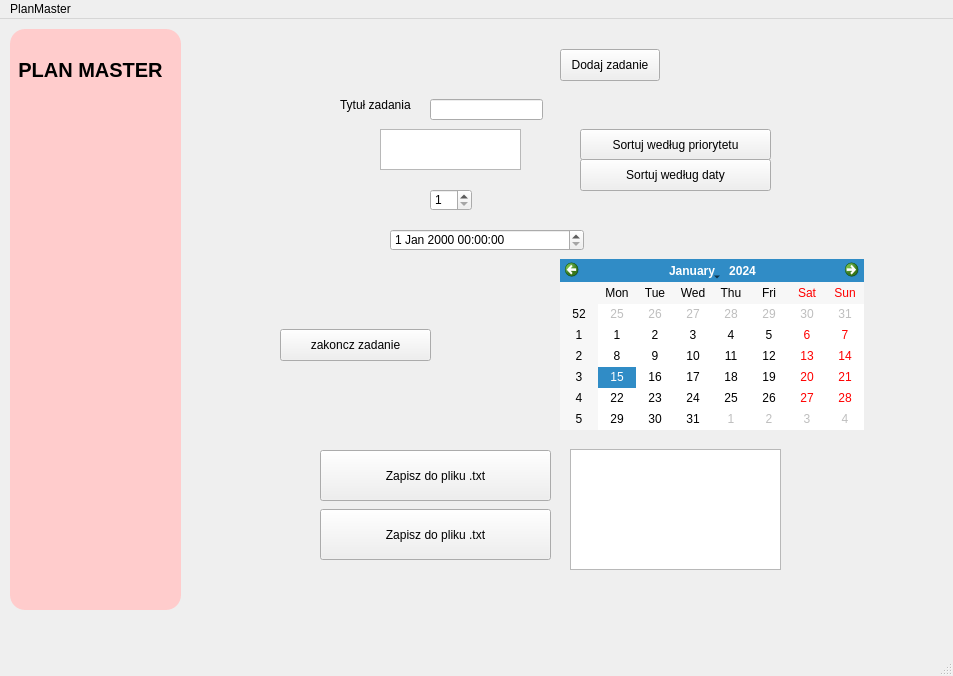
The window that PlanMaster/mainwindow.ui (nkarolczyk/PlanMaster) describes before a commit, drawn with Qt 5.
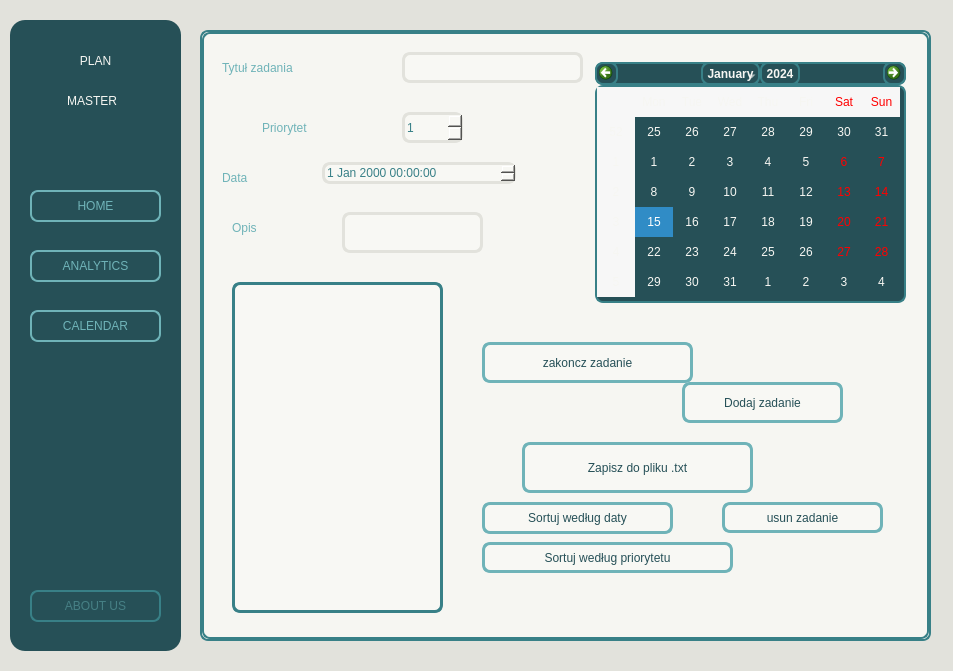
The same window after the commit.

Commit message: gui juz ze stylami podgladowe i naprawione wszystkie błedy z main

```diff
--- a/PlanMaster/mainwindow.ui
+++ b/PlanMaster/mainwindow.ui
@@ -7,7 +7,7 @@
     <x>0</x>
     <y>0</y>
     <width>953</width>
-    <height>676</height>
+    <height>671</height>
    </rect>
   </property>
   <property name="maximumSize">
@@ -20,89 +20,94 @@
    <string>MainWindow</string>
   </property>
   <property name="styleSheet">
-   <string notr="true"/>
+   <string notr="true">background-color: #e2e2dc;    
+     </string>
   </property>
   <widget class="QWidget" name="centralwidget">
    <property name="styleSheet">
     <string notr="true"/>
    </property>
-   <widget class="QLabel" name="titleLabel">
+   <widget class="QStackedWidget" name="stackedWidget">
     <property name="geometry">
      <rect>
-      <x>340</x>
-      <y>70</y>
-      <width>91</width>
-      <height>31</height>
+      <x>200</x>
+      <y>30</y>
+      <width>731</width>
+      <height>611</height>
      </rect>
     </property>
-    <property name="text">
-     <string>Tytuł zadania</string>
+    <property name="styleSheet">
+     <string notr="true">background-color: #f6f6f2;
+border: 2px solid #388087; 
+border-radius: 8px;  </string>
     </property>
-   </widget>
-   <widget class="QLabel" name="descriptionLabel">
-    <property name="geometry">
-     <rect>
-      <x>130</x>
-      <y>140</y>
-      <width>58</width>
-      <height>16</height>
-     </rect>
+    <property name="currentIndex">
+     <number>0</number>
     </property>
-    <property name="text">
-     <string>Opis</string>
-    </property>
-   </widget>
-   <widget class="QLabel" name="priorityLabel">
+    <widget class="QWidget" name="home">
+     <widget class="QPushButton" name="addButton">
     <property name="geometry">
      <rect>
-      <x>130</x>
-      <y>190</y>
-      <width>58</width>
-      <height>16</height>
-     </rect>
-    </property>
-    <property name="text">
-     <string>Priorytet</string>
-    </property>
-   </widget>
-   <widget class="QLabel" name="dateLabel">
-    <property name="geometry">
-     <rect>
-      <x>130</x>
-      <y>230</y>
-      <width>58</width>
-      <height>16</height>
-     </rect>
-    </property>
-    <property name="text">
-     <string>Data</string>
-    </property>
-   </widget>
-   <widget class="QLineEdit" name="titleInput">
-    <property name="geometry">
-     <rect>
-      <x>430</x>
-      <y>80</y>
-      <width>113</width>
-      <height>21</height>
+        <x>480</x>
+        <y>350</y>
+        <width>161</width>
+        <height>41</height>
      </rect>
     </property>
     <property name="focusPolicy">
      <enum>Qt::StrongFocus</enum>
+      </property>
+      <property name="styleSheet">
+       <string notr="true">background-color: #f8f8f4;      
+border: 3px solid #6FB3B8;     
+border-radius: 8px;              
+font: 700 22pt &quot;Optima&quot;;
+color: rgb(38, 80, 87);</string>
+      </property>
+      <property name="text">
+       <string>Dodaj zadanie</string>
+      </property>
+     </widget>
+     <widget class="QTextEdit" name="descriptionInput">
+      <property name="geometry">
+       <rect>
+        <x>140</x>
+        <y>180</y>
+        <width>141</width>
+        <height>41</height>
+       </rect>
+      </property>
+      <property name="focusPolicy">
+       <enum>Qt::ClickFocus</enum>
+      </property>
+      <property name="styleSheet">
+       <string notr="true">background-color: #f8f8f4;      
+border: 3px solid #e2e2dc;     
+border-radius: 8px;                      
+font: 700 18pt &quot;Optima&quot;;
+color: rgb(38, 80, 87); 
+</string>
     </property>
    </widget>
    <widget class="QSpinBox" name="priorityInput">
     <property name="geometry">
      <rect>
-      <x>430</x>
-      <y>170</y>
-      <width>42</width>
-      <height>22</height>
+        <x>200</x>
+        <y>80</y>
+        <width>61</width>
+        <height>31</height>
      </rect>
     </property>
     <property name="focusPolicy">
      <enum>Qt::StrongFocus</enum>
     </property>
+      <property name="styleSheet">
+       <string notr="true">font: 700 italic 30pt &quot;Optima&quot;;
+color: #388087;
+background-color: #f8f8f4;      
+border: 3px solid #e2e2dc;     
+border-radius: 8px;              </string>
+      </property>
     <property name="minimum">
      <number>1</number>
     </property>
@@ -110,56 +115,51 @@
      <number>10</number>
     </property>
    </widget>
-   <widget class="QDateTimeEdit" name="dateInput">
+     <widget class="QLabel" name="titleLabel">
     <property name="geometry">
      <rect>
-      <x>390</x>
-      <y>210</y>
-      <width>194</width>
-      <height>22</height>
-     </rect>
-    </property>
-    <property name="focusPolicy">
-     <enum>Qt::StrongFocus</enum>
-    </property>
-   </widget>
-   <widget class="QPushButton" name="addButton">
-    <property name="geometry">
-     <rect>
-      <x>560</x>
-      <y>30</y>
-      <width>100</width>
-      <height>32</height>
-     </rect>
-    </property>
-    <property name="focusPolicy">
-     <enum>Qt::StrongFocus</enum>
-    </property>
+        <x>20</x>
+        <y>20</y>
+        <width>181</width>
+        <height>31</height>
+       </rect>
+      </property>
+      <property name="styleSheet">
+       <string notr="true">font: 700 italic 30pt &quot;Optima&quot;;
+color: #6FB3B8;
+border: none;</string>
+      </property>
     <property name="text">
-     <string>Dodaj zadanie</string>
-    </property>
-   </widget>
-   <widget class="QPushButton" name="sortPriorityButton">
+       <string>Tytuł zadania</string>
+      </property>
+     </widget>
+     <widget class="QLineEdit" name="titleInput">
     <property name="geometry">
      <rect>
-      <x>580</x>
-      <y>110</y>
-      <width>191</width>
+        <x>200</x>
+        <y>20</y>
+        <width>181</width>
       <height>31</height>
      </rect>
     </property>
     <property name="focusPolicy">
      <enum>Qt::StrongFocus</enum>
     </property>
-    <property name="text">
-     <string>Sortuj według priorytetu</string>
+      <property name="styleSheet">
+       <string notr="true">background-color: #f8f8f4;      
+border: 3px solid #e2e2dc;     
+border-radius: 8px;                      
+font: 700 18pt &quot;Optima&quot;;
+color: rgb(38, 80, 87); 
+
+</string>
     </property>
    </widget>
    <widget class="QPushButton" name="sortDateButton">
     <property name="geometry">
      <rect>
-      <x>580</x>
-      <y>140</y>
+        <x>280</x>
+        <y>470</y>
       <width>191</width>
       <height>32</height>
      </rect>
@@ -167,157 +167,397 @@
     <property name="focusPolicy">
      <enum>Qt::StrongFocus</enum>
     </property>
+      <property name="styleSheet">
+       <string notr="true">background-color: #f8f8f4;      
+border: 3px solid #6FB3B8;     
+border-radius: 8px;              
+font: 700 22pt &quot;Optima&quot;;
+color: rgb(38, 80, 87);</string>
+      </property>
     <property name="text">
      <string>Sortuj według daty</string>
     </property>
    </widget>
-   <widget class="QListWidget" name="taskList">
+     <widget class="QPushButton" name="sortPriorityButton">
     <property name="geometry">
      <rect>
-      <x>570</x>
-      <y>430</y>
+        <x>280</x>
+        <y>510</y>
+        <width>251</width>
+        <height>31</height>
+       </rect>
+      </property>
+      <property name="focusPolicy">
+       <enum>Qt::StrongFocus</enum>
+      </property>
+      <property name="styleSheet">
+       <string notr="true">background-color: #f8f8f4;      
+border: 3px solid #6FB3B8;     
+border-radius: 8px;              
+font: 700 22pt &quot;Optima&quot;;
+color: rgb(38, 80, 87);</string>
+      </property>
+      <property name="text">
+       <string>Sortuj według priorytetu</string>
+      </property>
+     </widget>
+     <widget class="QDateTimeEdit" name="dateInput">
+      <property name="geometry">
+       <rect>
+        <x>120</x>
+        <y>130</y>
+        <width>194</width>
+        <height>22</height>
+       </rect>
+      </property>
+      <property name="focusPolicy">
+       <enum>Qt::StrongFocus</enum>
+      </property>
+      <property name="styleSheet">
+       <string notr="true">font: 700 italic 20pt &quot;Optima&quot;;
+color: #388087;
+background-color: #f8f8f4;      
+border: 3px solid #e2e2dc;     
+border-radius: 8px;              </string>
+      </property>
+     </widget>
+     <widget class="QPushButton" name="btnCompleteTask">
+      <property name="geometry">
+       <rect>
+        <x>280</x>
+        <y>310</y>
       <width>211</width>
-      <height>121</height>
-     </rect>
-    </property>
-    <property name="focusPolicy">
-     <enum>Qt::StrongFocus</enum>
-    </property>
-   </widget>
-   <widget class="QTextEdit" name="descriptionInput">
-    <property name="geometry">
-     <rect>
-      <x>380</x>
-      <y>110</y>
-      <width>141</width>
       <height>41</height>
      </rect>
     </property>
-    <property name="focusPolicy">
-     <enum>Qt::ClickFocus</enum>
+      <property name="styleSheet">
+       <string notr="true">background-color: #f8f8f4;      
+border: 3px solid #6FB3B8;     
+border-radius: 8px;              
+font: 700 22pt &quot;Optima&quot;;
+color: rgb(38, 80, 87);</string>
+      </property>
+      <property name="text">
+       <string>zakoncz zadanie</string>
     </property>
    </widget>
    <widget class="QCalendarWidget" name="calendarWidget">
     <property name="geometry">
      <rect>
-      <x>560</x>
-      <y>240</y>
-      <width>304</width>
-      <height>171</height>
-     </rect>
-    </property>
+        <x>393</x>
+        <y>30</y>
+        <width>311</width>
+        <height>241</height>
+       </rect>
+      </property>
+      <property name="styleSheet">
+       <string notr="true">background-color: rgb(38, 80, 87);
+color: #f6f6f2;</string>
+      </property>
    </widget>
    <widget class="QPushButton" name="btnExportToTxt">
     <property name="geometry">
      <rect>
       <x>320</x>
-      <y>431</y>
+        <y>410</y>
       <width>231</width>
       <height>51</height>
      </rect>
     </property>
+      <property name="styleSheet">
+       <string notr="true">background-color: #f8f8f4;      
+border: 3px solid #6FB3B8;     
+border-radius: 8px;              
+font: 700 22pt &quot;Optima&quot;;
+color: rgb(38, 80, 87);</string>
+      </property>
     <property name="text">
      <string>Zapisz do pliku .txt</string>
     </property>
    </widget>
-   <widget class="QPushButton" name="btnImportToTx">
+     <widget class="QListWidget" name="taskList">
     <property name="geometry">
      <rect>
-      <x>320</x>
-      <y>490</y>
-      <width>231</width>
-      <height>51</height>
-     </rect>
-    </property>
-    <property name="text">
-     <string>Zapisz do pliku .txt</string>
+        <x>30</x>
+        <y>250</y>
+        <width>211</width>
+        <height>331</height>
+       </rect>
+      </property>
+      <property name="focusPolicy">
+       <enum>Qt::StrongFocus</enum>
+      </property>
+      <property name="styleSheet">
+       <string notr="true">background-color: #f8f8f4;      
+border: 3px solid #388087; 
+border-radius: 8px;                      
+font: 700 18pt &quot;Optima&quot;;
+color: rgb(38, 80, 87); 
+</string>
     </property>
    </widget>
    <widget class="QPushButton" name="btnRemoveTask">
     <property name="geometry">
      <rect>
-      <x>70</x>
-      <y>280</y>
-      <width>100</width>
-      <height>32</height>
-     </rect>
-    </property>
+        <x>520</x>
+        <y>470</y>
+        <width>161</width>
+        <height>31</height>
+       </rect>
+      </property>
+      <property name="styleSheet">
+       <string notr="true">background-color: #f8f8f4;      
+border: 3px solid #6FB3B8;     
+border-radius: 8px;              
+font: 700 22pt &quot;Optima&quot;;
+color: rgb(38, 80, 87);</string>
+      </property>
     <property name="text">
      <string>usun zadanie</string>
     </property>
    </widget>
-   <widget class="QPushButton" name="btnCompleteTask">
+     <widget class="QLabel" name="dateLabel">
     <property name="geometry">
      <rect>
-      <x>280</x>
-      <y>310</y>
-      <width>151</width>
-      <height>32</height>
-     </rect>
-    </property>
+        <x>20</x>
+        <y>130</y>
+        <width>71</width>
+        <height>31</height>
+       </rect>
+      </property>
+      <property name="styleSheet">
+       <string notr="true">font: 700 italic 30pt &quot;Optima&quot;;
+color: #6FB3B8;
+border: none;</string>
+      </property>
     <property name="text">
-     <string>zakoncz zadanie</string>
-    </property>
+       <string>Data</string>
+      </property>
+     </widget>
+     <widget class="QLabel" name="priorityLabel">
+      <property name="geometry">
+       <rect>
+        <x>60</x>
+        <y>80</y>
+        <width>121</width>
+        <height>31</height>
+       </rect>
+      </property>
+      <property name="styleSheet">
+       <string notr="true">font: 700 italic 30pt &quot;Optima&quot;;
+color: #6FB3B8;
+border: none;</string>
+      </property>
+      <property name="text">
+       <string>Priorytet</string>
+      </property>
+     </widget>
+     <widget class="QLabel" name="descriptionLabel">
+      <property name="geometry">
+       <rect>
+        <x>30</x>
+        <y>180</y>
+        <width>81</width>
+        <height>31</height>
+       </rect>
+      </property>
+      <property name="styleSheet">
+       <string notr="true">font: 700 italic 30pt &quot;Optima&quot;;
+color: #6FB3B8;
+border: none;</string>
+      </property>
+      <property name="text">
+       <string>Opis</string>
+      </property>
+     </widget>
+    </widget>
+    <widget class="QWidget" name="about">
+     <widget class="QLabel" name="label_5">
+      <property name="geometry">
+       <rect>
+        <x>100</x>
+        <y>60</y>
+        <width>131</width>
+        <height>51</height>
+       </rect>
+      </property>
+      <property name="styleSheet">
+       <string notr="true">font: 700 italic 40pt &quot;Optima&quot;;
+color: #388087;
+border: none;</string>
+      </property>
+      <property name="text">
+       <string>O NAS </string>
+      </property>
+     </widget>
+    </widget>
+    <widget class="QWidget" name="analitics">
+     <widget class="QLabel" name="label_3">
+      <property name="geometry">
+       <rect>
+        <x>220</x>
+        <y>60</y>
+        <width>211</width>
+        <height>101</height>
+       </rect>
+      </property>
+      <property name="styleSheet">
+       <string notr="true">font: 700 italic 40pt &quot;Optima&quot;;
+color: #388087;
+border: none;</string>
+      </property>
+      <property name="text">
+       <string>ANALITICS</string>
+      </property>
+     </widget>
+    </widget>
+    <widget class="QWidget" name="calendar">
+     <widget class="QLabel" name="label_4">
+      <property name="geometry">
+       <rect>
+        <x>190</x>
+        <y>125</y>
+        <width>221</width>
+        <height>101</height>
+       </rect>
+      </property>
+      <property name="styleSheet">
+       <string notr="true">font: 700 italic 40pt &quot;Optima&quot;;
+color: #388087;
+border: none;</string>
+      </property>
+      <property name="text">
+       <string>CALENDAR</string>
+      </property>
+     </widget>
+    </widget>
    </widget>
    <widget class="QWidget" name="sidebar" native="true">
     <property name="geometry">
      <rect>
       <x>10</x>
-      <y>10</y>
+      <y>20</y>
       <width>171</width>
-      <height>581</height>
+      <height>631</height>
      </rect>
     </property>
     <property name="styleSheet">
-     <string notr="true">background-color: #ffcccc; /* Jasno-czerwone tło */
-width: 250px; /* Szerokość sidebaru */
-height: 100vh; /* Wysokość na całą stronę */
-border-radius: 15px; /* Zaokrąglone boki */
-box-shadow: 0 4px 8px rgba(0, 0, 0, 0.2); /* Delikatny cień */
-overflow-y: auto; /* Dodaje przewijanie, jeśli treść jest za długa */
+     <string notr="true">background-color: rgb(38, 80, 87); 
+border-radius: 15px; 
 </string>
     </property>
-    <widget class="QLabel" name="label">
+    <widget class="QPushButton" name="btnAbout">
      <property name="geometry">
       <rect>
-       <x>0</x>
+       <x>20</x>
+       <y>570</y>
+       <width>131</width>
+       <height>32</height>
+      </rect>
+     </property>
+     <property name="styleSheet">
+      <string notr="true">font: 700 20pt &quot;Optima&quot;;
+color: #468085;
+border: 2px solid #388087; 
+border-radius: 8px;  </string>
+     </property>
+     <property name="text">
+      <string>ABOUT US</string>
+     </property>
+    </widget>
+    <widget class="QPushButton" name="btnHome">
+     <property name="geometry">
+      <rect>
+       <x>20</x>
+       <y>170</y>
+       <width>131</width>
+       <height>32</height>
+      </rect>
+     </property>
+     <property name="styleSheet">
+      <string notr="true">font: 700 23pt &quot;Optima&quot;;
+color: #6fb3b8;
+border: 2px solid #6fb3b8; 
+border-radius: 8px;  </string>
+     </property>
+     <property name="text">
+      <string>HOME</string>
+     </property>
+    </widget>
+    <widget class="QPushButton" name="btnAnalytics">
+     <property name="geometry">
+      <rect>
+       <x>20</x>
+       <y>230</y>
+       <width>131</width>
+       <height>32</height>
+      </rect>
+     </property>
+     <property name="styleSheet">
+      <string notr="true">font: 700 23pt &quot;Optima&quot;;
+color: #6fb3b8;
+border: 2px solid #6fb3b8; 
+border-radius: 8px;  </string>
+     </property>
+     <property name="text">
+      <string>ANALYTICS</string>
+     </property>
+    </widget>
+    <widget class="QPushButton" name="btnCalendar">
+     <property name="geometry">
+      <rect>
+       <x>20</x>
+       <y>290</y>
+       <width>131</width>
+       <height>32</height>
+      </rect>
+     </property>
+     <property name="styleSheet">
+      <string notr="true">font: 700 23pt &quot;Optima&quot;;
+color: #6fb3b8;
+border: 2px solid #6fb3b8; 
+border-radius: 8px;  </string>
+     </property>
+     <property name="text">
+      <string>CALENDAR</string>
+     </property>
+    </widget>
+    <widget class="QPushButton" name="btnPlanMaster">
+     <property name="geometry">
+      <rect>
+       <x>40</x>
        <y>10</y>
-       <width>161</width>
+       <width>91</width>
        <height>61</height>
       </rect>
      </property>
      <property name="styleSheet">
-      <string notr="true">color: #000000; /* Czarny kolor */
-font-family: 'Poppins', sans-serif; /* Fajna, nowoczesna czcionka */font-size: 20px; /* Rozmiar czcionki */
-font-weight: 600; /* Pogrubienie */
-   </string>
+      <string notr="true">font: 700 35pt &quot;Optima&quot;;
+color: #f6f6f2;</string>
      </property>
      <property name="text">
-      <string>PLAN MASTER</string>
+      <string>PLAN</string>
      </property>
-     <property name="alignment">
-      <set>Qt::AlignCenter</set>
-     </property>
     </widget>
-   </widget>
-  </widget>
-  <widget class="QMenuBar" name="menubar">
+    <widget class="QPushButton" name="btnPlanMaster2">
    <property name="geometry">
     <rect>
-     <x>0</x>
-     <y>0</y>
-     <width>953</width>
-     <height>36</height>
-    </rect>
-   </property>
-   <widget class="QMenu" name="menuPlanMaster">
-    <property name="title">
-     <string>PlanMaster</string>
-    </property>
-   </widget>
-   <addaction name="menuPlanMaster"/>
-  </widget>
-  <widget class="QStatusBar" name="statusbar"/>
+       <x>10</x>
+       <y>60</y>
+       <width>141</width>
+       <height>41</height>
+      </rect>
+     </property>
+     <property name="styleSheet">
+      <string notr="true">font: 700 35pt &quot;Optima&quot;;
+color: #f6f6f2;</string>
+     </property>
+     <property name="text">
+      <string> MASTER</string>
+     </property>
+    </widget>
+   </widget>
+  </widget>
  </widget>
  <tabstops>
   <tabstop>priorityInput</tabstop>
```
Left out of the diff: 1 changed line with no effect on the pictures. Lines whose indentation alone changed are shown as unchanged. The commit also changes 5 other files.
